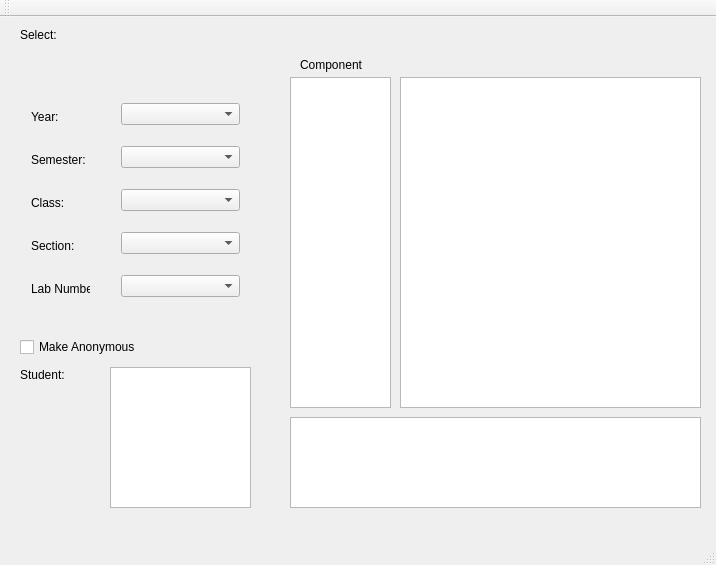
The window that repo_project/MainMenuGUI/mainmenugui.ui (tokorealand/CS205) describes before a commit, drawn with Qt 5.
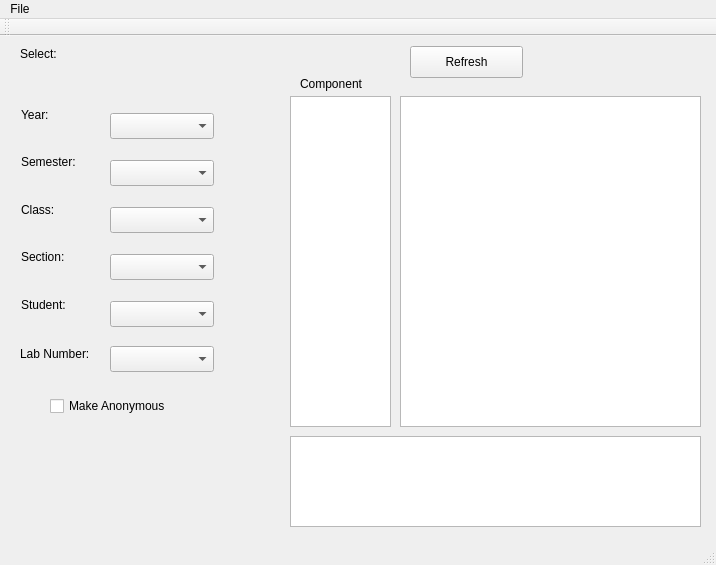
The same window after the commit.

What changed in the file:
```diff
--- a/repo_project/MainMenuGUI/mainmenugui.ui
+++ b/repo_project/MainMenuGUI/mainmenugui.ui
@@ -27,11 +27,73 @@
      <string>Select:</string>
     </property>
    </widget>
-   <widget class="QLabel" name="label_7">
+   <widget class="QComboBox" name="yearSelect">
     <property name="geometry">
      <rect>
-      <x>20</x>
-      <y>350</y>
+      <x>110</x>
+      <y>77</y>
+      <width>104</width>
+      <height>26</height>
+     </rect>
+    </property>
+   </widget>
+   <widget class="QLabel" name="label_2">
+    <property name="geometry">
+     <rect>
+      <x>21</x>
+      <y>71</y>
+      <width>32</width>
+      <height>16</height>
+     </rect>
+    </property>
+    <property name="text">
+     <string>Year:</string>
+    </property>
+   </widget>
+   <widget class="QLabel" name="label_3">
+    <property name="geometry">
+     <rect>
+      <x>21</x>
+      <y>118</y>
+      <width>62</width>
+      <height>16</height>
+     </rect>
+    </property>
+    <property name="text">
+     <string>Semester:</string>
+    </property>
+   </widget>
+   <widget class="QLabel" name="label_4">
+    <property name="geometry">
+     <rect>
+      <x>21</x>
+      <y>166</y>
+      <width>37</width>
+      <height>16</height>
+     </rect>
+    </property>
+    <property name="text">
+     <string>Class:</string>
+    </property>
+   </widget>
+   <widget class="QLabel" name="label_5">
+    <property name="geometry">
+     <rect>
+      <x>21</x>
+      <y>213</y>
+      <width>50</width>
+      <height>16</height>
+     </rect>
+    </property>
+    <property name="text">
+     <string>Section:</string>
+    </property>
+   </widget>
+   <widget class="QLabel" name="label_6">
+    <property name="geometry">
+     <rect>
+      <x>21</x>
+      <y>261</y>
       <width>52</width>
       <height>16</height>
      </rect>
@@ -40,6 +102,19 @@
      <string>Student:</string>
     </property>
    </widget>
+   <widget class="QLabel" name="label_7">
+    <property name="geometry">
+     <rect>
+      <x>20</x>
+      <y>310</y>
+      <width>81</width>
+      <height>16</height>
+     </rect>
+    </property>
+    <property name="text">
+     <string>Lab Number:</string>
+    </property>
+   </widget>
    <widget class="QLabel" name="label_8">
     <property name="geometry">
      <rect>
@@ -83,11 +158,21 @@
      </rect>
     </property>
    </widget>
+   <widget class="QComboBox" name="semesterSelect">
+    <property name="geometry">
+     <rect>
+      <x>110</x>
+      <y>124</y>
+      <width>104</width>
+      <height>26</height>
+     </rect>
+    </property>
+   </widget>
    <widget class="QCheckBox" name="checkBox">
     <property name="geometry">
      <rect>
-      <x>20</x>
-      <y>320</y>
+      <x>50</x>
+      <y>360</y>
       <width>131</width>
       <height>20</height>
      </rect>
@@ -96,89 +181,58 @@
      <string>Make Anonymous</string>
     </property>
    </widget>
-   <widget class="QListWidget" name="listWidget_4">
+   <widget class="QComboBox" name="classSelect">
     <property name="geometry">
      <rect>
       <x>110</x>
-      <y>350</y>
-      <width>141</width>
-      <height>141</height>
+      <y>171</y>
+      <width>104</width>
+      <height>26</height>
      </rect>
     </property>
    </widget>
-   <widget class="QWidget" name="">
+   <widget class="QComboBox" name="sectionSelect">
     <property name="geometry">
      <rect>
       <x>110</x>
-      <y>60</y>
-      <width>141</width>
-      <height>251</height>
+      <y>218</y>
+      <width>104</width>
+      <height>26</height>
      </rect>
     </property>
-    <layout class="QVBoxLayout" name="verticalLayout">
-     <item>
-      <widget class="QComboBox" name="yearSelect"/>
-     </item>
-     <item>
-      <widget class="QComboBox" name="semesterSelect"/>
-     </item>
-     <item>
-      <widget class="QComboBox" name="classSelect"/>
-     </item>
-     <item>
-      <widget class="QComboBox" name="sectionSelect"/>
-     </item>
-     <item>
-      <widget class="QComboBox" name="labSelect"/>
-     </item>
-    </layout>
    </widget>
-   <widget class="QWidget" name="">
+   <widget class="QComboBox" name="studentSelect">
     <property name="geometry">
      <rect>
-      <x>20</x>
-      <y>70</y>
-      <width>81</width>
-      <height>231</height>
+      <x>110</x>
+      <y>265</y>
+      <width>104</width>
+      <height>26</height>
      </rect>
     </property>
-    <layout class="QVBoxLayout" name="verticalLayout_2">
-     <item>
-      <widget class="QLabel" name="label_2">
-       <property name="text">
-        <string>Year:</string>
-       </property>
-      </widget>
-     </item>
-     <item>
-      <widget class="QLabel" name="label_3">
-       <property name="text">
-        <string>Semester:</string>
-       </property>
-      </widget>
-     </item>
-     <item>
-      <widget class="QLabel" name="label_4">
-       <property name="text">
-        <string>Class:</string>
-       </property>
-      </widget>
-     </item>
-     <item>
-      <widget class="QLabel" name="label_5">
-       <property name="text">
-        <string>Section:</string>
-       </property>
-      </widget>
-     </item>
-     <item>
-      <widget class="QLabel" name="label_6">
-       <property name="text">
-        <string>Lab Number:</string>
-       </property>
-      </widget>
-     </item>
-    </layout>
+   </widget>
+   <widget class="QPushButton" name="Refresh">
+    <property name="geometry">
+     <rect>
+      <x>410</x>
+      <y>10</y>
+      <width>113</width>
+      <height>32</height>
+     </rect>
+    </property>
+    <property name="text">
+     <string>Refresh</string>
+    </property>
+   </widget>
+   <widget class="QComboBox" name="labSelect">
+    <property name="geometry">
+     <rect>
+      <x>110</x>
+      <y>310</y>
+      <width>104</width>
+      <height>26</height>
+     </rect>
+    </property>
    </widget>
   </widget>
   <widget class="QMenuBar" name="menuBar">
@@ -190,6 +244,16 @@
      <height>22</height>
     </rect>
    </property>
+   <property name="nativeMenuBar">
+    <bool>false</bool>
+   </property>
+   <widget class="QMenu" name="menuFile">
+    <property name="title">
+     <string>File</string>
+    </property>
+    <addaction name="actionAdd_New_Labs"/>
+   </widget>
+   <addaction name="menuFile"/>
   </widget>
   <widget class="QToolBar" name="mainToolBar">
    <attribute name="toolBarArea">
```
Left out of the diff: 9 changed lines with no effect on the pictures.
